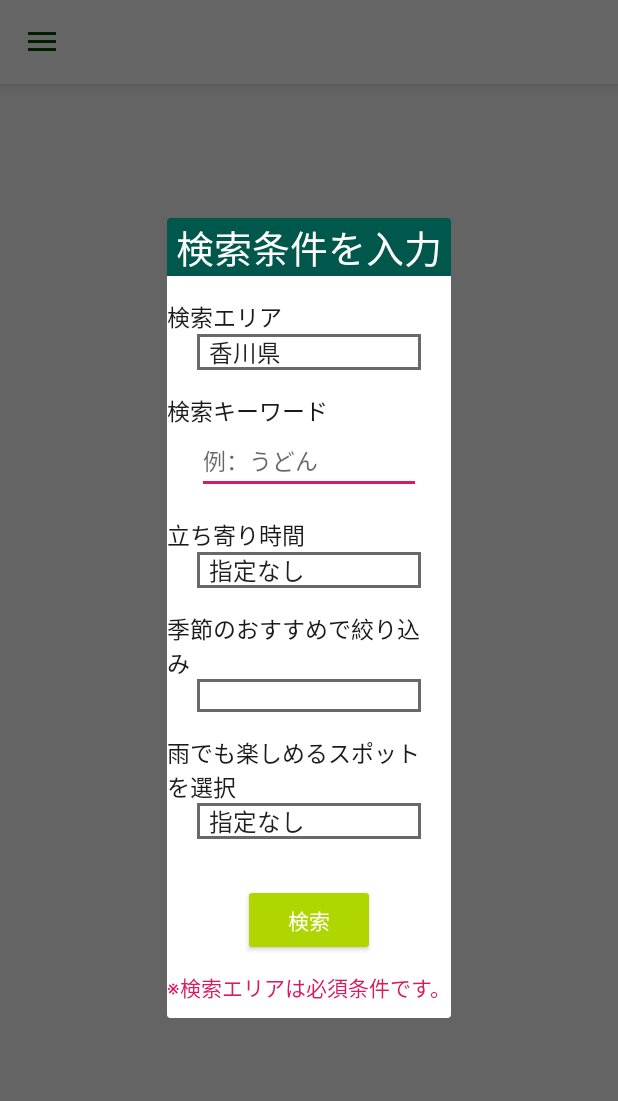
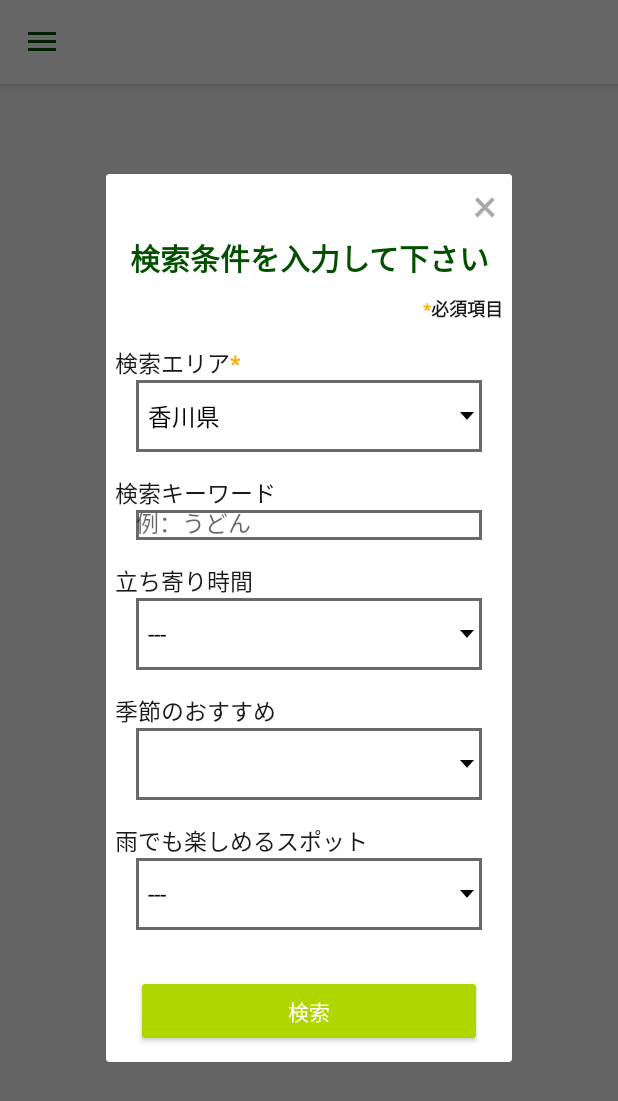
Before and after one commit to Takahiro-matsuno/sora-guide3, an Android app: the fragment SightSearchDialog placed in its activity, on a phone screen of 412 x 824 dp. Shown: the top 1101 px of the screen. Run offline under Robolectric (Android 15) with nearby library versions, the phone set to English and light mode, and no system bars; 2 statements that could not run were skipped.

Commit message:
観光案内　レイアウト、検索実行時のバグ修正

```diff
--- a/app/src/main/java/jp/co/jalinfotec/soraguide/ui/sight/SightFragment.kt
+++ b/app/src/main/java/jp/co/jalinfotec/soraguide/ui/sight/SightFragment.kt
@@ -41,10 +41,6 @@ class SightFragment: Fragment(),SightSearchDialog.CallbackListener,SearchErrorDi
         .readTimeout(30, TimeUnit.SECONDS).connectTimeout(10, TimeUnit.SECONDS)
 
     // 検索項目用
-    private var spring = "0,1,2"
-    private var summer = "0,1,2"
-    private var autumn = "0,1,2"
-    private var winter = "0,1,2"
     private var inspiteOfRain = "0,1,2"
 
     fun newInstance(): SightFragment {
@@ -121,6 +117,11 @@ class SightFragment: Fragment(),SightSearchDialog.CallbackListener,SearchErrorDi
     }
     // コールバック・検索開始
     override fun search(ken: String, keyword: String, tachiyori: String,season:String,rain:String) {
+        var spring = "0,1,2"
+        var summer = "0,1,2"
+        var autumn = "0,1,2"
+        var winter = "0,1,2"
+
         when(season){//検索時、季節に指定があれば検索パラメータを修正
             "春" -> spring = "0"
             "夏" -> summer = "0"
@@ -135,7 +136,7 @@ class SightFragment: Fragment(),SightSearchDialog.CallbackListener,SearchErrorDi
 
             sightDefaultText.visibility = View.GONE
 
-            rurubuRequest = rurubuService.getResponse("jtzY6LZYK8226ibN", keyword, ken, tachiyori, spring, summer, autumn, winter,inspiteOfRain,20, "json")
+            rurubuRequest = rurubuService.getResponse("jtzY6LZYK8226ibN", keyword, ken, tachiyori, spring, summer, autumn, winter,inspiteOfRain,100, "json")
             rurubuRequest.enqueue(object : Callback<List<SightPage>> {
                 // 通信失敗
                 override fun onFailure(call: Call<List<SightPage>>, t: Throwable) {
--- a/app/src/main/java/jp/co/jalinfotec/soraguide/ui/sight/SightSearchDialog.kt
+++ b/app/src/main/java/jp/co/jalinfotec/soraguide/ui/sight/SightSearchDialog.kt
@@ -25,7 +25,7 @@ class SightSearchDialog:BaseCallbackDialog<SightSearchDialog.CallbackListener>()
         "高知県" to "39"
     )
     private val tachiyoriMap = mapOf(
-        "指定なし" to "0,1,2,3",
+        "---" to "0,1,2,3",
         "所要時間30分程度" to "0",
         "所要時間30～60分くらい" to "1",
         "所要時間60～90分くらい" to "2",
@@ -34,7 +34,7 @@ class SightSearchDialog:BaseCallbackDialog<SightSearchDialog.CallbackListener>()
     private val seasonspinner = arrayOf("", "春", "夏", "秋", "冬")
 
     private val RainMap = mapOf(
-        "指定なし" to "0,1,2",
+        "---" to "0,1,2",
         "天気が雨でも楽しめる" to "0",
         "天気が雨ならいまいち・・・" to "2"
     )
@@ -59,10 +59,13 @@ class SightSearchDialog:BaseCallbackDialog<SightSearchDialog.CallbackListener>()
     override fun onViewCreated(view: View, savedInstanceState: Bundle?) {
         super.onViewCreated(view, savedInstanceState)
 
-        kenSpinner.adapter = ArrayAdapter(this.context!!, android.R.layout.simple_spinner_item, kenMap.keys.toTypedArray())
-        tachiyoriSpinner.adapter = ArrayAdapter(this.context!!, android.R.layout.simple_spinner_item, tachiyoriMap.keys.toTypedArray())
-        seasonSpinner.adapter = ArrayAdapter(this.context!!, android.R.layout.simple_spinner_item, seasonspinner)
-        rainSpinner.adapter = ArrayAdapter(this.context!!, android.R.layout.simple_spinner_item, RainMap.keys.toTypedArray())
+        kenSpinner.adapter = ArrayAdapter(this.context!!, R.layout.custom_spinner, kenMap.keys.toTypedArray())
+//        val kenadapter2 = ArrayAdapter(this.context!!, R.layout.custom_spinner, kenMap.keys.toTypedArray())
+//        kenadapter2.setDropDownViewResource()
+
+        tachiyoriSpinner.adapter = ArrayAdapter(this.context!!, R.layout.custom_spinner, tachiyoriMap.keys.toTypedArray())
+        seasonSpinner.adapter = ArrayAdapter(this.context!!, R.layout.custom_spinner, seasonspinner)
+        rainSpinner.adapter = ArrayAdapter(this.context!!, R.layout.custom_spinner, RainMap.keys.toTypedArray())
         searchBtn.setOnClickListener {
             val kenData = kenMap[(kenSpinner.selectedItem as String)]
             val keywordData = keywordText.text.toString()
@@ -76,6 +79,9 @@ class SightSearchDialog:BaseCallbackDialog<SightSearchDialog.CallbackListener>()
                 Toast.makeText(this.context, "検索条件が不正です", Toast.LENGTH_SHORT).show()
             }
         }
+        dismiss_button.setOnClickListener {
+            this.dismiss()
+        }
         //キーボードでエンター押された時のイベント
         keywordText.setOnKeyListener { view, keyCode, keyEvent ->
             (keyEvent!!.action == KeyEvent.ACTION_DOWN && keyCode == KEYCODE_ENTER).apply{
--- a/app/src/main/res/layout/activity_sight_detail.xml
+++ b/app/src/main/res/layout/activity_sight_detail.xml
@@ -45,6 +45,8 @@
                 android:layout_width="wrap_content"
                 android:layout_height="wrap_content"
                 android:textColor="@color/colorBlack"
+                android:textStyle="bold"
+                android:textSize="15sp"
                 android:layout_marginStart="6dp"
                 android:layout_marginEnd="6dp"
                 tools:text="観光地サマリの表示テスト観光地サマリの表示テスト観光地サマリの表示テスト観光地サマリの表示テスト観光地サマリの表示テスト" />
@@ -138,6 +140,9 @@
                         tools:text="料金情報はここに出力料金情報はここに出力料金情報はここに出力料金情報はここに出力料金情報はここに出力料金情報はここに出力料金情報はここに出力料金情報はここに出力料金情報はここに出力" />
                 </TableRow>
             </TableLayout>
+            <Space
+                android:layout_width="match_parent"
+                android:layout_height="10dp"/>
         </LinearLayout>
     </ScrollView>
     </LinearLayout>
@@ -151,5 +156,5 @@
                 android:layout_marginEnd="16dp"
                 app:backgroundTint="#b0d600"
                 android:layout_gravity="end|bottom"
-                android:src="@android:drawable/ic_dialog_map"/>
+                android:src="@android:drawable/ic_menu_directions"/>
 </FrameLayout>
--- /dev/null
+++ b/app/src/main/res/layout/custom_spinner.xml
@@ -0,0 +1,11 @@
+<?xml version="1.0" encoding="utf-8"?>
+<TextView xmlns:android="http://schemas.android.com/apk/res/android"
+    android:id="@android:id/text1"
+    style="?attr/spinnerDropDownItemStyle"
+    android:singleLine="true"
+    android:layout_width="match_parent"
+    android:layout_height="?attr/dropdownListPreferredItemHeight"
+    android:ellipsize="marquee"
+    android:textColor="@android:color/black"
+    android:background="@drawable/abc_spinner_mtrl_am_alpha"
+    android:backgroundTint="@android:color/black"/>
--- a/app/src/main/res/layout/dialog_sight_search.xml
+++ b/app/src/main/res/layout/dialog_sight_search.xml
@@ -10,29 +10,63 @@
     android:scrollHorizontally="true"
     >
     <TextView
+        android:id="@+id/dismiss_button"
+        android:layout_width="wrap_content"
+        android:layout_height="wrap_content"
+        android:text="×"
+        android:textColor="@android:color/darker_gray"
+        android:textSize="30sp"
+        android:layout_gravity="right"
+        android:gravity="right"
+        android:layout_marginEnd="10sp"
+        app:layout_constraintEnd_toEndOf="parent"
+        app:layout_constraintTop_toTopOf="parent"/>
+    <TextView
         android:id="@+id/textTitle"
+        android:layout_width="wrap_content"
+        android:layout_height="wrap_content"
+        android:layout_gravity="center"
+        android:text="@string/searchtittle"
+        android:textSize="20sp"
+        android:gravity="center"
+        android:textColor="@color/green"
+        android:layout_marginStart="15sp"
+        android:layout_marginEnd="15sp"
+        app:layout_constraintLeft_toLeftOf="parent"
+        app:layout_constraintRight_toRightOf="parent"
+        app:layout_constraintTop_toBottomOf="@+id/dismiss_button"/>
+    <Space
+        android:id="@+id/Space_under_Tittle"
+        android:layout_width="wrap_content"
+        android:layout_height="10dp"
+        app:layout_constraintEnd_toEndOf="parent"
+        app:layout_constraintStart_toStartOf="parent"
+        app:layout_constraintTop_toBottomOf="@+id/textTitle"/>
+    <TextView
+        android:id="@+id/Notificate"
         android:layout_width="0dp"
         android:layout_height="wrap_content"
         android:layout_gravity="center"
-        android:text="検索条件を入力"
-        android:textSize="25sp"
-        android:gravity="center"
-        android:background="@color/colorPrimaryDark"
-        android:textColor="@color/white"
+        android:text="@string/notificate"
+        android:textSize="12sp"
+        android:gravity="right"
+        android:layout_marginEnd="6dp"
+        android:textColor="@color/colorBlack"
         app:layout_constraintLeft_toLeftOf="parent"
         app:layout_constraintRight_toRightOf="parent"
-        tools:ignore="MissingConstraints"
-        />
+        app:layout_constraintTop_toBottomOf="@+id/Space_under_Tittle"/>
+
     <TextView
         android:id="@+id/textView_area"
         android:layout_width="0dp"
         android:layout_height="wrap_content"
-        android:text="検索エリア"
+        android:text="@string/searcharea"
         android:textSize="15sp"
         android:textColor="@color/colorBlack"
         android:layout_marginTop="15dp"
         android:layout_marginEnd="20dp"
-        app:layout_constraintTop_toBottomOf="@+id/textTitle"
+        android:layout_marginStart="6dp"
+        app:layout_constraintTop_toBottomOf="@+id/Notificate"
         app:layout_constraintLeft_toLeftOf="parent"
         app:layout_constraintRight_toRightOf="parent"
         />
@@ -54,6 +88,7 @@
         android:layout_height="wrap_content"
         android:layout_marginEnd="20dp"
         android:layout_marginTop="15dp"
+        android:layout_marginStart="6dp"
         android:text="検索キーワード"
         android:textColor="@color/colorBlack"
         android:textSize="15sp"
@@ -63,7 +98,7 @@
     <EditText
         android:id="@+id/keywordText"
         android:layout_width="0dp"
-        android:layout_height="wrap_content"
+        android:layout_height="20dp"
         android:layout_marginStart="20dp"
         android:layout_marginEnd="20dp"
         android:textSize="15sp"
@@ -72,6 +107,7 @@
         app:layout_constraintLeft_toLeftOf="parent"
         app:layout_constraintRight_toRightOf="parent"
         android:inputType="text"
+        android:background="@drawable/frame_style"
         />
     <TextView
         android:id="@+id/textView_fortachiyori"
@@ -81,6 +117,7 @@
         android:textColor="@color/colorBlack"
         android:layout_marginEnd="20dp"
         android:layout_marginTop="15dp"
+        android:layout_marginStart="6dp"
         android:text="立ち寄り時間"
         app:layout_constraintTop_toBottomOf="@+id/keywordText"
         app:layout_constraintLeft_toLeftOf="parent"
@@ -106,7 +143,8 @@
         android:textColor="@color/colorBlack"
         android:layout_marginEnd="20dp"
         android:layout_marginTop="15dp"
-        android:text="季節のおすすめで絞り込み"
+        android:layout_marginStart="6dp"
+        android:text="季節のおすすめ"
         app:layout_constraintRight_toRightOf="parent"
         app:layout_constraintTop_toBottomOf="@+id/tachiyoriSpinner"
         app:layout_constraintLeft_toLeftOf="parent"
@@ -133,8 +171,9 @@
         android:textSize="15sp"
         android:layout_marginEnd="20dp"
         android:layout_marginTop="15dp"
+        android:layout_marginStart="6dp"
         android:textColor="@color/colorBlack"
-        android:text="雨でも楽しめるスポットを選択"
+        android:text="雨でも楽しめるスポット"
         app:layout_constraintTop_toBottomOf="@+id/seasonSpinner"
         app:layout_constraintLeft_toLeftOf="parent"
         app:layout_constraintRight_toRightOf="parent"
@@ -151,11 +190,9 @@
         android:layout_marginEnd="20dp"
         android:background="@drawable/frame_style"
         />
-
-
     <Button
         android:id="@+id/searchBtn"
-        android:layout_width="wrap_content"
+        android:layout_width="0dp"
         android:layout_height="wrap_content"
         android:text="検索"
         app:layout_constraintTop_toBottomOf="@+id/rainSpinner"
@@ -163,28 +200,9 @@
         app:layout_constraintEnd_toEndOf="parent"
         app:layout_constraintStart_toStartOf="parent"
         android:layout_marginTop="30dp"
+        android:layout_marginStart="20dp"
+        android:layout_marginEnd="20dp"
         />
-
-    <TextView
-        android:id="@+id/Notificate"
-        android:layout_width="0dp"
-        android:layout_height="wrap_content"
-        android:text="※検索エリアは必須条件です。"
-        android:textColor="@color/colorAccent"
-        android:layout_marginStart="100dp"
-        app:layout_constraintTop_toBottomOf="@+id/Space_betweenBtnAndNotificate"
-        app:layout_constraintEnd_toEndOf="parent"
-        app:layout_constraintRight_toRightOf="parent"
-        />
-    <Space
-        android:id="@+id/BottomSpace"
-        android:layout_width="wrap_content"
-        android:layout_height="10dp"
-        app:layout_constraintTop_toBottomOf="@+id/Notificate"
-        app:layout_constraintEnd_toEndOf="parent"
-        app:layout_constraintStart_toStartOf="parent"
-        />
-
     <Space
         android:id="@+id/Space_betweenBtnAndNotificate"
         android:layout_width="wrap_content"
--- a/app/src/main/res/values/strings.xml
+++ b/app/src/main/res/values/strings.xml
@@ -20,6 +20,9 @@
     <string name="close_colume">定休日</string>
     <string name="price_colume">料金情報</string>
     <string name="overview_colume">概要</string>
+    <string name="searchtittle"><b>検索条件を入力して下さい</b></string>
+    <string name="searcharea">検索エリア<b><font color="#ffaa00">*</font></b></string>
+    <string name="notificate"><b><font color="#ffaa00">*</font>必須項目</b></string>
     <!-- stamp rally -->
     <string name="periodStr">期間:%1$s~%2$s</string>
     <string name="stamp_rally_achieve">達成度:%1$d/%2$d</string>
```
